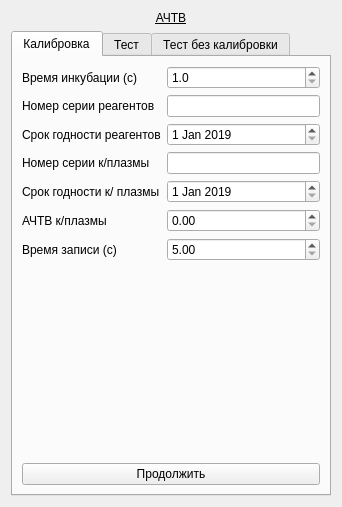
Old version of the form choisedialog/ko2.ui in the repository krang4d/Agrekola.
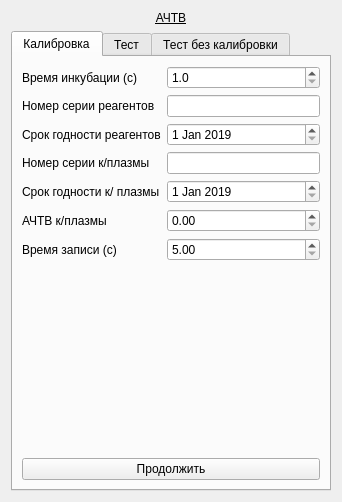
New version of the form. The open tabs and pages were chosen to show the change.

Patch:
```diff
--- a/choisedialog/ko2.ui
+++ b/choisedialog/ko2.ui
@@ -7,7 +7,7 @@
     <x>0</x>
     <y>0</y>
     <width>342</width>
-    <height>507</height>
+    <height>461</height>
    </rect>
   </property>
   <property name="windowTitle">
```
Left out of the diff: 2 changed lines with no effect on the pictures.
